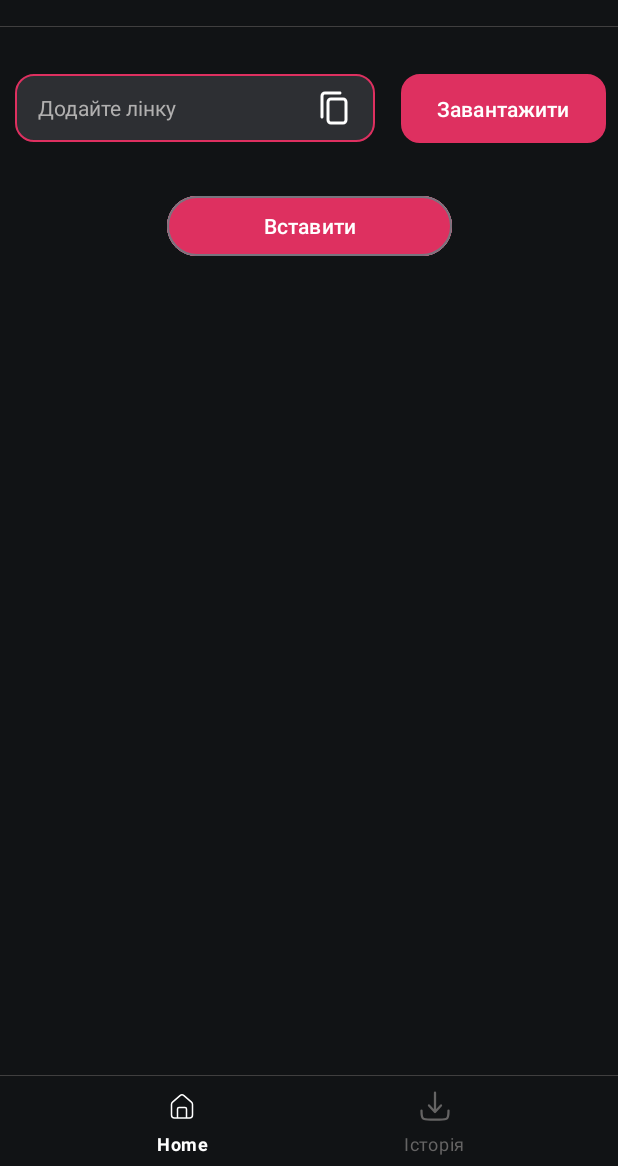
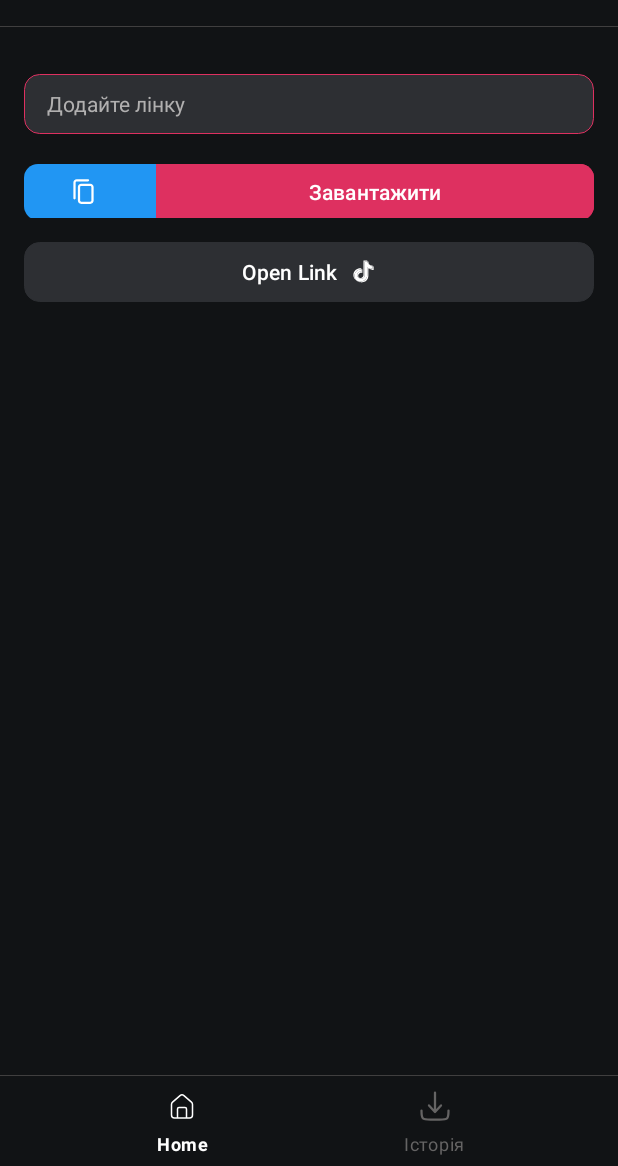
Before and after one commit to Ksnk-dm/TikTokDownloader, an Android app: the screen it shows after launch (MainActivity), on a phone screen of 412 x 824 dp, the part 70-1236 px from its top. Run offline under Robolectric (Android 15) with nearby library versions, the phone set to English and light mode, and no system bars; our stand-ins replace EventBus, navigation-ui; libraries missing offline, so code that uses them is left out: by.kirich1409.viewbindingdelegate; 3 statements that could not run were skipped.

Commit message:
add new feat

```diff
--- a/app/src/main/java/com/ksnk/tiktokdownloader/data/repository/DownloadRepository.kt
+++ b/app/src/main/java/com/ksnk/tiktokdownloader/data/repository/DownloadRepository.kt
@@ -1,5 +1,6 @@
 package com.ksnk.tiktokdownloader.data.repository
 
+import android.util.Log
 import androidx.lifecycle.LiveData
 import androidx.lifecycle.MutableLiveData
 import com.google.gson.Gson
@@ -20,6 +21,8 @@ class DownloadRepository(private val remoteDataSource: RemoteDataSource, private
     suspend fun getApiData(shortenedUrl: String) = withContext(Dispatchers.IO) {
         runCatching {
             val jsonData = remoteDataSource.responseBody(shortenedUrl).body()?.string()
+
+            Log.d("MESSAGE::: ", jsonData.toString())
             val fileEntity = gson.fromJson(jsonData, FileEntity::class.java)
 
             fileEntityMutableLiveData.postValue(fileEntity)
--- a/app/src/main/java/com/ksnk/tiktokdownloader/ui/download/DownloadFragment.kt
+++ b/app/src/main/java/com/ksnk/tiktokdownloader/ui/download/DownloadFragment.kt
@@ -1,14 +1,15 @@
 package com.ksnk.tiktokdownloader.ui.download
 
+import android.annotation.SuppressLint
 import android.content.Intent
+import android.net.Uri
 import android.os.Bundle
 import android.os.Environment
 import android.view.View
+import android.widget.EditText
 import android.widget.Toast
-import androidx.fragment.app.Fragment
 import by.kirich1409.viewbindingdelegate.viewBinding
 import com.ksnk.tiktokdownloader.events.DownloadEvent
-import com.ksnk.tiktokdownloader.utils.Navigation
 import com.ksnk.tiktokdownloader.R
 import com.ksnk.tiktokdownloader.base.BaseFragment
 import com.ksnk.tiktokdownloader.databinding.FragmentDownloadBinding
@@ -16,7 +17,6 @@ import org.greenrobot.eventbus.EventBus
 import org.greenrobot.eventbus.Subscribe
 import org.greenrobot.eventbus.ThreadMode
 import org.koin.android.ext.android.inject
-import org.koin.core.parameter.parametersOf
 import java.io.File
 
 class DownloadFragment : BaseFragment(R.layout.fragment_download) {
@@ -25,9 +25,10 @@ class DownloadFragment : BaseFragment(R.layout.fragment_download) {
     private val viewModel: DownloadViewModel by inject()
     private var isFileDownloaded = false
 
+    @SuppressLint("QueryPermissionsNeeded")
     override fun onViewCreated(view: View, savedInstanceState: Bundle?) {
         super.onViewCreated(view, savedInstanceState)
-
+        showButtonNav()
         with(viewBinding) {
             activity?.intent?.let { text ->
                 text.getStringExtra(Intent.EXTRA_TEXT)?.let {
@@ -37,12 +38,20 @@ class DownloadFragment : BaseFragment(R.layout.fragment_download) {
 
             buttonDownload.setOnClickListener {
                 if (customEndIcon.text.isNullOrEmpty()) {
-                    Toast.makeText(requireContext(), getText(R.string.empty_url), Toast.LENGTH_SHORT).show()
+                    Toast.makeText(
+                        requireContext(),
+                        getText(R.string.empty_url),
+                        Toast.LENGTH_SHORT
+                    ).show()
                     return@setOnClickListener
                 }
                 customEndIcon.text?.let { text ->
                     if (!text.contains(CONTAINS, true)) {
-                        Toast.makeText(requireContext(), getText(R.string.bad_link), Toast.LENGTH_SHORT).show()
+                        Toast.makeText(
+                            requireContext(),
+                            getText(R.string.bad_link),
+                            Toast.LENGTH_SHORT
+                        ).show()
                         customEndIcon.setText("")
                         return@setOnClickListener
                     }
@@ -65,7 +74,34 @@ class DownloadFragment : BaseFragment(R.layout.fragment_download) {
             }
 
             buttonPaste.setOnClickListener {
+                if (!checkContainsUrl(
+                        viewModel.pasteFromClipboard(requireContext()),
+                        customEndIcon
+                    )
+                ) return@setOnClickListener
                 customEndIcon.setText(viewModel.pasteFromClipboard(requireContext()))
+            }
+            buttonOpen.setOnClickListener {
+                if (!checkContainsUrl(
+                        customEndIcon.text.toString(),
+                        customEndIcon
+                    )
+                ) return@setOnClickListener
+                val intent = Intent(
+                    Intent.ACTION_VIEW,
+                    Uri.parse(customEndIcon.text.toString())
+                ).setPackage(TIK_TOK_PACKAGE_NAME)
+
+                if (context?.packageManager?.let { it ->
+                        intent.resolveActivity(it)
+                    } != null)
+                    startActivity(intent)
+                else startActivity(
+                    Intent(
+                        Intent.ACTION_VIEW,
+                        Uri.parse(customEndIcon.text.toString())
+                    )
+                )
             }
         }
     }
@@ -78,6 +114,21 @@ class DownloadFragment : BaseFragment(R.layout.fragment_download) {
     override fun onStop() {
         super.onStop()
         EventBus.getDefault().unregister(this)
+    }
+
+    private fun checkContainsUrl(text: String?, editText: EditText): Boolean {
+        text?.let {
+            if (!it.contains(CONTAINS, true)) {
+                Toast.makeText(
+                    requireContext(),
+                    getText(R.string.bad_link),
+                    Toast.LENGTH_SHORT
+                ).show()
+                editText.setText("")
+                return false
+            }
+        }
+        return true
     }
 
     @Subscribe(threadMode = ThreadMode.MAIN)
@@ -95,5 +146,6 @@ class DownloadFragment : BaseFragment(R.layout.fragment_download) {
         )
         const val MIME_TYPE = "video/*"
         const val FILE_FORMAT = ".mp4"
+        private const val TIK_TOK_PACKAGE_NAME = "com.zhiliaoapp.musically"
     }
 }
--- a/app/src/main/java/com/ksnk/tiktokdownloader/ui/share/ShareFragment.kt
+++ b/app/src/main/java/com/ksnk/tiktokdownloader/ui/share/ShareFragment.kt
@@ -19,7 +19,7 @@ class ShareFragment : BaseFragment(R.layout.fragment_share) {
 
     override fun onViewCreated(view: View, savedInstanceState: Bundle?) {
         super.onViewCreated(view, savedInstanceState)
-
+        hideBottomNav()
         with(viewBinding) {
 
             val jsonString = arguments?.getParcelable<FileEntity>(KEY_FILE_ENTITY)
@@ -30,9 +30,7 @@ class ShareFragment : BaseFragment(R.layout.fragment_share) {
 
             textViewTitle.text = jsonString?.data?.title
             buttonShare.setOnClickListener {
-                Log.d("MESSAGE::: ", "it")
                 arguments?.getString(KEY_FILE_PATH)?.let {
-                    Log.d("MESSAGE::: ", it)
                     shareFile(it)
                 }
             }
@@ -45,7 +43,11 @@ class ShareFragment : BaseFragment(R.layout.fragment_share) {
 
     private fun shareFile(fileUri: String) {
         val file = File(fileUri)
-        val uri = FileProvider.getUriForFile(requireContext(), "${context?.packageName}$FILE_PROVIDER", file)
+        val uri = FileProvider.getUriForFile(
+            requireContext(),
+            "${context?.packageName}$FILE_PROVIDER",
+            file
+        )
 
         val shareIntent = Intent().apply {
             action = Intent.ACTION_SEND
--- a/app/src/main/res/drawable/rounded_corners.xml
+++ b/app/src/main/res/drawable/rounded_corners.xml
@@ -4,8 +4,8 @@
     <item android:state_enabled="true" android:state_focused="true">
         <shape android:shape="rectangle">
             <solid android:color="#2d2f33" />
-            <corners android:radius="12dp" />
-            <stroke android:width="1dp" android:color="@color/primary" />
+            <corners android:radius="10dp" />
+            <stroke android:width="0.5dp" android:color="@color/primary" />
         </shape>
     </item>
 
@@ -13,8 +13,8 @@
     <item android:state_enabled="true">
         <shape android:shape="rectangle">
             <solid android:color="#2d2f33" />
-            <corners android:radius="12dp" />
-            <stroke android:width="1dp" android:color="@android:color/darker_gray" />
+            <corners android:radius="10dp" />
+            <stroke android:width="0.5dp" android:color="@android:color/darker_gray" />
         </shape>
     </item>
 
--- /dev/null
+++ b/app/src/main/res/drawable/tiktok_svgrepo_com.xml
@@ -0,0 +1,13 @@
+<vector xmlns:android="http://schemas.android.com/apk/res/android" android:height="24dp" android:viewportHeight="32" android:viewportWidth="32" android:width="24dp">
+
+    <path android:fillColor="#EE1D52" android:pathData="M8.451,19.793C8.607,18.499 9.138,17.774 10.138,17.032C11.569,16.026 13.356,16.595 13.356,16.595V13.22C13.791,13.208 14.225,13.234 14.655,13.297V17.64C14.655,17.64 12.868,17.071 11.438,18.077C10.438,18.82 9.906,19.545 9.75,20.838C9.746,21.541 9.877,22.459 10.485,23.254C10.335,23.177 10.182,23.089 10.026,22.99C8.688,22.092 8.444,20.745 8.451,19.793ZM22.035,6.979C21.051,5.9 20.679,4.811 20.544,4.046H21.782C21.782,4.046 21.535,6.052 23.335,8.025L23.36,8.051C22.875,7.746 22.43,7.386 22.035,6.979ZM28,10.037V14.293C28,14.293 26.42,14.231 25.251,13.934C23.618,13.518 22.569,12.88 22.569,12.88C22.569,12.88 21.844,12.425 21.785,12.393V21.182C21.785,21.671 21.651,22.893 21.242,23.913C20.709,25.246 19.886,26.121 19.735,26.3C19.735,26.3 18.733,27.483 16.967,28.28C15.375,28.999 13.977,28.98 13.56,28.999C13.56,28.999 11.143,29.094 8.969,27.681C8.499,27.37 8.06,27.017 7.658,26.628L7.669,26.635C9.844,28.049 12.259,27.953 12.259,27.953C12.678,27.935 14.076,27.953 15.667,27.234C17.432,26.437 18.434,25.254 18.434,25.254C18.584,25.075 19.411,24.2 19.942,22.866C20.35,21.847 20.485,20.625 20.485,20.135V11.347C20.544,11.38 21.268,11.835 21.268,11.835C21.268,11.835 22.318,12.473 23.951,12.889C25.12,13.186 26.7,13.248 26.7,13.248V9.913C27.24,10.034 27.701,10.067 28,10.037Z"/>
+
+    <path android:fillColor="#000000" android:pathData="M26.701,9.913V13.247C26.701,13.247 25.121,13.185 23.951,12.888C22.319,12.472 21.269,11.834 21.269,11.834C21.269,11.834 20.544,11.379 20.486,11.346V20.136C20.486,20.626 20.352,21.848 19.943,22.867C19.41,24.201 18.587,25.076 18.435,25.255C18.435,25.255 17.434,26.438 15.668,27.235C14.076,27.954 12.679,27.936 12.26,27.954C12.26,27.954 9.845,28.05 7.67,26.637L7.659,26.629C7.429,26.406 7.213,26.172 7.012,25.926C6.318,25.08 5.892,24.079 5.785,23.793C5.785,23.792 5.785,23.791 5.785,23.79C5.613,23.294 5.252,22.102 5.301,20.948C5.389,18.912 6.105,17.663 6.294,17.349C6.796,16.496 7.448,15.732 8.222,15.092C8.905,14.54 9.68,14.1 10.513,13.792C11.414,13.429 12.379,13.235 13.356,13.22V16.595C13.356,16.595 11.569,16.028 10.139,17.032C9.139,17.774 8.608,18.499 8.452,19.793C8.445,20.745 8.689,22.092 10.025,22.991C10.181,23.09 10.334,23.177 10.484,23.254C10.718,23.558 11.002,23.822 11.325,24.037C12.631,24.863 13.725,24.921 15.124,24.384C16.056,24.025 16.759,23.217 17.084,22.321C17.289,21.761 17.286,21.198 17.286,20.615V4.046H20.542C20.676,4.811 21.049,5.9 22.033,6.979C22.428,7.386 22.872,7.746 23.357,8.051C23.501,8.2 24.233,8.932 25.173,9.382C25.66,9.615 26.172,9.793 26.701,9.913Z"/>
+
+    <path android:fillColor="#69C9D0" android:pathData="M4.489,22.757V22.759L4.57,22.978C4.561,22.953 4.531,22.875 4.489,22.757Z"/>
+
+    <path android:fillColor="#69C9D0" android:pathData="M10.513,13.792C9.679,14.1 8.905,14.54 8.222,15.092C7.448,15.733 6.795,16.499 6.295,17.354C6.105,17.666 5.389,18.917 5.302,20.953C5.252,22.107 5.614,23.298 5.786,23.794C5.785,23.796 5.785,23.797 5.786,23.798C5.894,24.081 6.318,25.081 7.012,25.93C7.214,26.176 7.43,26.411 7.659,26.633C6.924,26.146 6.267,25.556 5.712,24.884C5.024,24.045 4.6,23.055 4.489,22.763C4.489,22.76 4.489,22.758 4.489,22.756V22.753C4.317,22.257 3.954,21.065 4.005,19.91C4.092,17.874 4.808,16.624 4.998,16.311C5.498,15.455 6.151,14.69 6.925,14.049C7.608,13.496 8.382,13.057 9.216,12.748C9.736,12.542 10.278,12.389 10.832,12.293C11.667,12.154 12.52,12.142 13.359,12.257V13.22C12.381,13.235 11.415,13.429 10.513,13.792Z"/>
+
+    <path android:fillColor="#69C9D0" android:pathData="M20.544,4.046H17.288V20.616C17.288,21.198 17.288,21.76 17.086,22.321C16.757,23.217 16.058,24.025 15.126,24.384C13.726,24.923 12.633,24.863 11.328,24.037C11.004,23.823 10.719,23.559 10.484,23.257C11.596,23.825 12.591,23.815 13.824,23.341C14.756,22.982 15.456,22.173 15.784,21.277C15.989,20.718 15.986,20.155 15.986,19.573V3H20.482C20.482,3 20.431,3.412 20.544,4.046ZM26.7,8.991V9.913C26.173,9.793 25.661,9.614 25.176,9.382C24.235,8.932 23.503,8.2 23.359,8.051C23.526,8.156 23.698,8.251 23.876,8.336C25.019,8.883 26.145,9.047 26.7,8.991Z"/>
+
+</vector>
--- a/app/src/main/res/layout/fragment_download.xml
+++ b/app/src/main/res/layout/fragment_download.xml
@@ -29,58 +29,75 @@
 
     <EditText
         android:id="@+id/custom_end_icon"
-        android:layout_width="240dp"
-        android:layout_height="45dp"
-        android:layout_marginStart="8dp"
+        android:layout_width="0dp"
+        android:layout_height="40dp"
+        android:layout_marginStart="16dp"
         android:layout_marginTop="32dp"
         android:layout_marginEnd="16dp"
         android:background="@drawable/rounded_corners"
-        android:drawableEnd="@drawable/copy_svgrepo_com"
         android:hint="@string/set_url"
         android:paddingStart="15dp"
         android:paddingEnd="15dp"
         android:textColor="@color/white"
         android:textColorHint="#B1B0B0"
         android:textSize="14sp"
-        app:layout_constraintEnd_toStartOf="@+id/buttonDownload"
+        app:layout_constraintEnd_toEndOf="parent"
         app:layout_constraintStart_toStartOf="parent"
         app:layout_constraintTop_toBottomOf="@+id/toolbar" />
 
     <com.google.android.material.button.MaterialButton
-        android:id="@+id/buttonDownload"
+
+        android:id="@+id/buttonOpen"
         android:layout_width="0dp"
-        android:layout_height="46dp"
-        android:layout_marginTop="32dp"
-        android:layout_marginEnd="8dp"
+        android:layout_height="40dp"
+        android:layout_marginStart="16dp"
+        android:layout_marginTop="16dp"
+        android:layout_marginEnd="16dp"
         android:background="@drawable/rounded_corners"
         android:backgroundTint="@color/primary"
-        android:text="@string/download"
+        android:text="Open Link"
         android:textColor="@color/white"
-        app:backgroundTint="@null"
+        app:backgroundTint="#2d2f33"
+        app:icon="@drawable/tiktok_svgrepo_com"
+        app:iconGravity="textEnd"
         app:layout_constraintEnd_toEndOf="parent"
-        app:layout_constraintTop_toBottomOf="@+id/toolbar"
+        app:layout_constraintHorizontal_bias="0.0"
+        app:layout_constraintStart_toStartOf="parent"
+        app:layout_constraintTop_toBottomOf="@+id/toggleButton"
         app:shapeAppearanceOverlay="@style/one_rounded" />
 
     <com.google.android.material.button.MaterialButtonToggleGroup
         android:id="@+id/toggleButton"
-        android:layout_width="wrap_content"
-        android:layout_height="wrap_content"
+        android:layout_width="0dp"
+        android:layout_height="40dp"
         android:layout_marginStart="16dp"
-        android:layout_marginTop="32dp"
+        android:layout_marginTop="16dp"
         android:layout_marginEnd="16dp"
         app:layout_constraintEnd_toEndOf="parent"
         app:layout_constraintStart_toStartOf="parent"
         app:layout_constraintTop_toBottomOf="@+id/custom_end_icon">
 
-        <Button
+        <com.google.android.material.button.MaterialButton
             android:id="@+id/buttonPaste"
-            style="?attr/materialButtonOutlinedStyle"
-            android:layout_width="190dp"
-            android:layout_height="wrap_content"
+            android:layout_width="wrap_content"
+            android:layout_height="45dp"
+            android:textColor="@color/white"
+            app:backgroundTint="#2196F3"
+            app:icon="@drawable/copy_svgrepo_com"
+            app:iconGravity="textStart"
+            app:iconTint="@color/white"
+            app:shapeAppearanceOverlay="@style/one_rounded" />
+
+        <com.google.android.material.button.MaterialButton
+            android:id="@+id/buttonDownload"
+            android:layout_width="match_parent"
+            android:layout_height="45dp"
             android:backgroundTint="@color/primary"
-            android:text="@string/paste"
+            android:text="@string/download"
             android:textColor="@color/white"
-            app:iconTint="@color/white" />
+            app:iconTint="@color/white"
+            app:shapeAppearanceOverlay="@style/one_rounded"
+            app:strokeWidth="0dp" />
 
     </com.google.android.material.button.MaterialButtonToggleGroup>
 
--- a/app/src/main/res/layout/fragment_share.xml
+++ b/app/src/main/res/layout/fragment_share.xml
@@ -46,13 +46,15 @@
         app:layout_constraintStart_toStartOf="parent"
         app:layout_constraintTop_toBottomOf="@+id/imageView" />
 
-    <Button
+    <com.google.android.material.button.MaterialButton
         android:id="@+id/buttonShare"
         android:layout_width="306dp"
         android:layout_height="46dp"
         android:layout_marginBottom="16dp"
+        android:backgroundTint="@color/primary"
         android:text="@string/share"
         app:layout_constraintBottom_toBottomOf="parent"
         app:layout_constraintEnd_toEndOf="parent"
-        app:layout_constraintStart_toStartOf="parent" />
+        app:layout_constraintStart_toStartOf="parent"
+        app:shapeAppearanceOverlay="@style/one_rounded"/>
 </androidx.constraintlayout.widget.ConstraintLayout>
```
Lines whose indentation alone changed are shown as unchanged.
